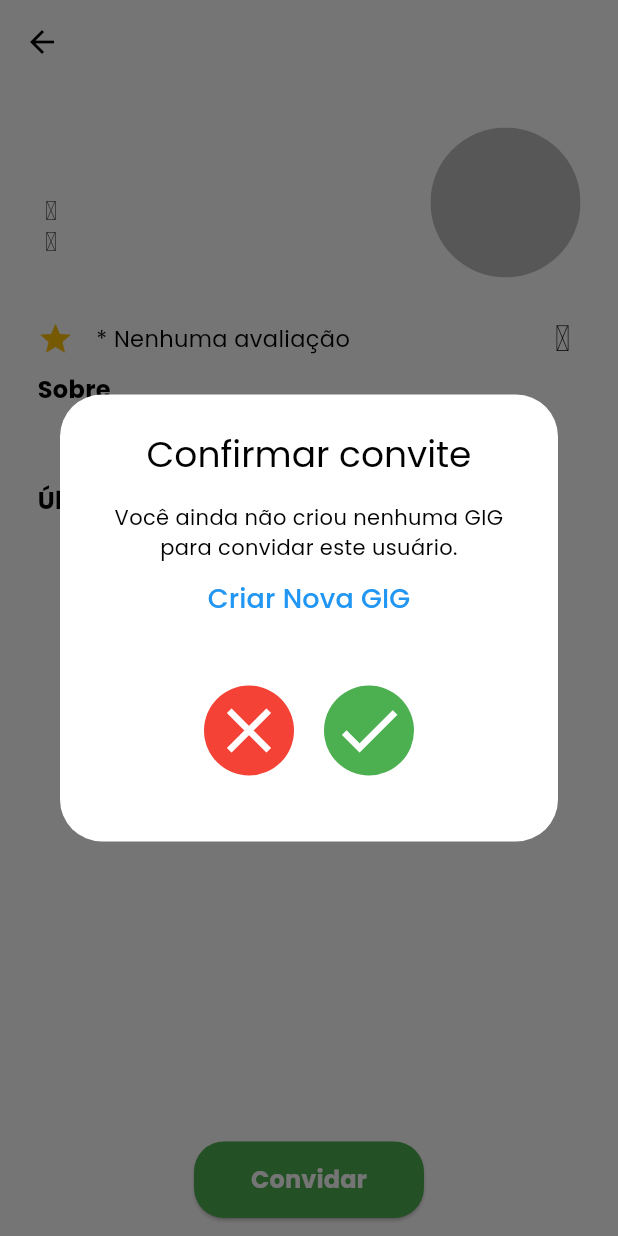
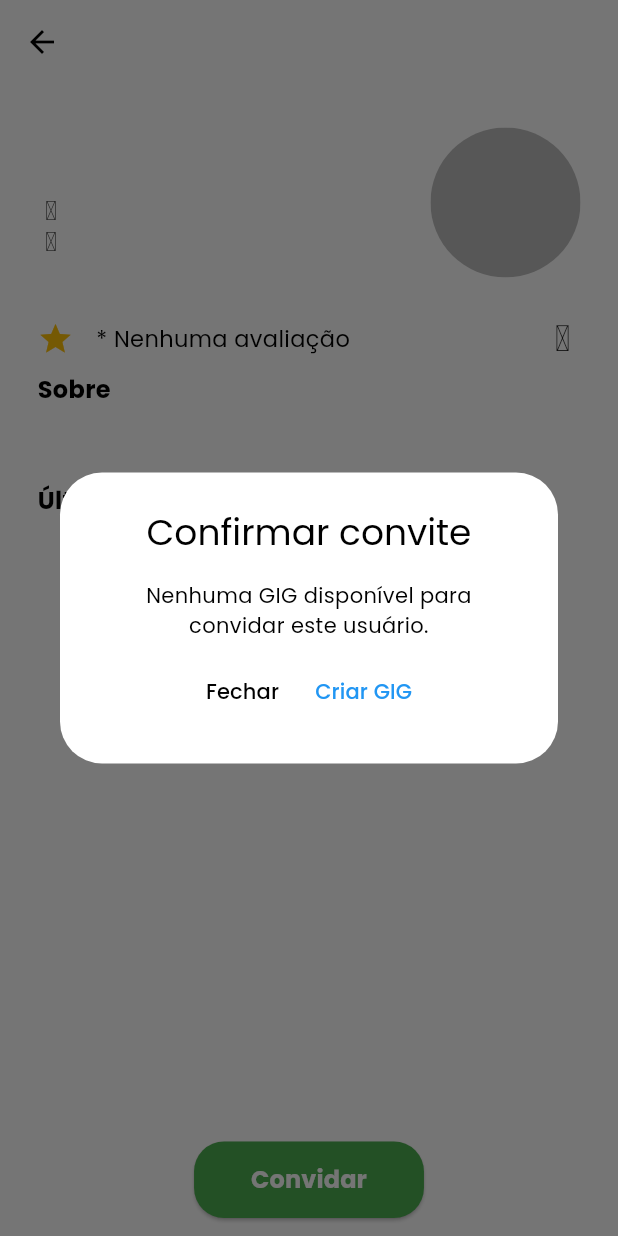
Before and after one commit to samirpegado/freegig_app, a Flutter app: the ProfileDetailsPage screen opened directly with empty values, after a tap on "Convidar", on a phone screen of 412 x 824 dp. Run offline on Flutter 3.47's test engine with Material 3 defaults, Android fonts, the phone set to English and light mode, and no system bars; our stand-ins replace cached_network_image, carousel_slider, cloud_firestore, datetime_picker_formfield_new, firebase_auth, firebase_core and 13 more; accounts and stored records are empty.

Commit message:
fix gig invitation actions

```diff
--- a/TODO.txt
+++ b/TODO.txt
@@ -1,2 +1,2 @@
-** Ajustar a funcao para deletar conta;
-** Termos de uso;
+** Ajustar envio de notificacoes para as mensagens de grupo
+** Ao excluir uma gig tbm excluir as notificaoes a respeito dela
--- a/lib/features/feature_0/widgets/gigs/createnewgigform.dart
+++ b/lib/features/feature_0/widgets/gigs/createnewgigform.dart
@@ -189,6 +189,11 @@ class _CreateNewGigState extends State<CreateNewGig> {
                       format: hourformat,
                       onShowPicker: (context, currentValue) async {
                         final timeInicio = await showTimePicker(
+                          builder: (context, child) => MediaQuery(
+                            data: MediaQuery.of(context)
+                                .copyWith(alwaysUse24HourFormat: true),
+                            child: child!,
+                          ),
                           context: context,
                           initialTime: TimeOfDay.fromDateTime(
                               currentValue ?? DateTime.now()),
--- a/lib/features/feature_1/widgets/musician_inviteconfirm.dart
+++ b/lib/features/feature_1/widgets/musician_inviteconfirm.dart
@@ -58,38 +58,20 @@ class _InviteConfirmState extends State<InviteConfirm> {
                     return Column(
                       children: [
                         _gigDataCount != 0
-                            ? Text(
+                            ? Column(
+                                children: [
+                                  Text(
                                     "Escolha a GIG à qual você deseja enviar o convite para ${widget.profile['publicName']}:",
                                     textAlign: TextAlign.center,
-                              )
-                            : Column(
-                                children: [
-                                  Text(
-                                    "Você ainda não criou nenhuma GIG para convidar este usuário.",
-                                    textAlign: TextAlign.center,
                                   ),
-                                  TextButton(
-                                    onPressed: () {
-                                      Navigator.of(context).pop();
-                                      showDialog(
-                                        context: context,
-                                        builder: (context) => Dialog.fullscreen(
-                                          backgroundColor: backgroundColor,
-                                          child: CreateNewGig(),
-                                        ),
-                                      );
-                                    },
-                                    child: Text(
-                                      'Criar Nova GIG',
-                                      style: TextStyle(fontSize: 18),
-                                    ),
-                                  ),
-                                ],
-                              ),
+
                                   SizedBox(height: 10),
+
+                                  /// cards de selecao de gigs
                                   Column(
                                     children: data.map<Widget>((gig) {
-                            bool isSelected = gig['gigUid'] == selectedGigUid;
+                                      bool isSelected =
+                                          gig['gigUid'] == selectedGigUid;
 
                                       return Column(
                                         children: [
@@ -97,9 +79,12 @@ class _InviteConfirmState extends State<InviteConfirm> {
                                             onTap: () {
                                               setState(() {
                                                 selectedGigUid = gig['gigUid'];
-                                      _categorys = gig['gigCategorys'];
-                                      _participants = gig['gigParticipants'];
-                                      _gigDescription = gig['gigDescription'];
+                                                _categorys =
+                                                    gig['gigCategorys'];
+                                                _participants =
+                                                    gig['gigParticipants'];
+                                                _gigDescription =
+                                                    gig['gigDescription'];
                                                 _gigCity = gig['gigLocale'];
                                                 _gigDate = gig['gigDate'];
                                               });
@@ -111,7 +96,9 @@ class _InviteConfirmState extends State<InviteConfirm> {
                                                       255, 188, 213, 233)
                                                   : null,
                                               child: ListTile(
-                                      title: Text(gig['gigDescription'] ?? ''),
+                                                title: Text(
+                                                    gig['gigDescription'] ??
+                                                        ''),
                                                 subtitle: Text(
                                                   '${gig['gigLocale']}, ${gig['gigDate']}',
                                                 ),
@@ -121,6 +108,123 @@ class _InviteConfirmState extends State<InviteConfirm> {
                                         ],
                                       );
                                     }).toList(),
+                                  ),
+
+                                  /// botoes
+                                  SizedBox(height: 20),
+                                  Row(
+                                    mainAxisAlignment: MainAxisAlignment.center,
+                                    children: [
+                                      InkWell(
+                                        onTap: () {
+                                          Navigator.of(context).pop();
+                                        },
+                                        child: Container(
+                                          padding: EdgeInsets.all(5),
+                                          decoration: BoxDecoration(
+                                              color: Colors.red,
+                                              borderRadius:
+                                                  BorderRadius.circular(100)),
+                                          child: Icon(
+                                            Icons.close,
+                                            size: 50,
+                                            color: Colors.white,
+                                          ),
+                                        ),
+                                      ),
+                                      SizedBox(width: 20),
+                                      InkWell(
+                                        onTap: () async {
+                                          if (selectedGigUid != '' &&
+                                              _categorys.contains(
+                                                  widget.profile['category']) &&
+                                              !_participants.contains(
+                                                  widget.profile['uid']) &&
+                                              _userProfileStatus == true) {
+                                            setState(() {
+                                              isLoading = true;
+                                            });
+                                            await NotificationService()
+                                                .sendInvitation(
+                                              recipientID:
+                                                  widget.profile['uid'],
+                                              gigCity: _gigCity,
+                                              gigDate: _gigDate,
+                                              gigDescription: _gigDescription,
+                                              gigUid: selectedGigUid,
+                                            );
+                                            Navigator.of(context).pop();
+                                          } else {
+                                            showDialog(
+                                                context: context,
+                                                builder: (context) =>
+                                                    _alertInviteWarnings());
+                                          }
+                                        },
+                                        child: Container(
+                                          padding: EdgeInsets.all(5),
+                                          decoration: BoxDecoration(
+                                              color: Colors.green,
+                                              borderRadius:
+                                                  BorderRadius.circular(100)),
+                                          child: isLoading
+                                              ? Padding(
+                                                  padding:
+                                                      const EdgeInsets.all(6.0),
+                                                  child:
+                                                      CircularProgressIndicator(
+                                                    color: Colors.white,
+                                                  ),
+                                                )
+                                              : Icon(
+                                                  Icons.check,
+                                                  size: 50,
+                                                  color: Colors.white,
+                                                ),
+                                        ),
+                                      ),
+                                    ],
+                                  )
+                                ],
+                              )
+                            : Column(
+                                children: [
+                                  Text(
+                                    "Nenhuma GIG disponível para convidar este usuário.",
+                                    textAlign: TextAlign.center,
+                                  ),
+                                  SizedBox(height: 10),
+                                  Row(
+                                    mainAxisAlignment: MainAxisAlignment.center,
+                                    children: [
+                                      TextButton(
+                                        onPressed: () {
+                                          Navigator.of(context).pop();
+                                        },
+                                        child: Text(
+                                          'Fechar',
+                                          style: TextStyle(color: Colors.black),
+                                        ),
+                                      ),
+                                      TextButton(
+                                        onPressed: () {
+                                          Navigator.of(context).pop();
+                                          showDialog(
+                                            context: context,
+                                            builder: (context) =>
+                                                Dialog.fullscreen(
+                                              backgroundColor: backgroundColor,
+                                              child: CreateNewGig(),
+                                            ),
+                                          );
+                                        },
+                                        child: Text(
+                                          'Criar GIG',
+                                        ),
+                                      ),
+                                    ],
+                                  ),
+                                ],
                               ),
                       ],
                     );
@@ -137,75 +241,6 @@ class _InviteConfirmState extends State<InviteConfirm> {
           ),
         ),
       ),
-      actions: [
-        Padding(
-            padding: const EdgeInsets.only(bottom: 20.0),
-            child: Row(
-              mainAxisAlignment: MainAxisAlignment.center,
-              children: [
-                InkWell(
-                  onTap: () {
-                    Navigator.of(context).pop();
-                  },
-                  child: Container(
-                    padding: EdgeInsets.all(5),
-                    decoration: BoxDecoration(
-                        color: Colors.red,
-                        borderRadius: BorderRadius.circular(100)),
-                    child: Icon(
-                      Icons.close,
-                      size: 50,
-                      color: Colors.white,
-                    ),
-                  ),
-                ),
-                SizedBox(width: 20),
-                InkWell(
-                  onTap: () async {
-                    if (selectedGigUid != '' &&
-                        _categorys.contains(widget.profile['category']) &&
-                        !_participants.contains(widget.profile['uid']) &&
-                        _userProfileStatus == true) {
-                      setState(() {
-                        isLoading = true;
-                      });
-                      await NotificationService().sendInvitation(
-                        recipientID: widget.profile['uid'],
-                        gigCity: _gigCity,
-                        gigDate: _gigDate,
-                        gigDescription: _gigDescription,
-                        gigUid: selectedGigUid,
-                      );
-                      Navigator.of(context).pop();
-                    } else {
-                      showDialog(
-                          context: context,
-                          builder: (context) => _alertInviteWarnings());
-                    }
-                  },
-                  child: Container(
-                    padding: EdgeInsets.all(5),
-                    decoration: BoxDecoration(
-                        color: Colors.green,
-                        borderRadius: BorderRadius.circular(100)),
-                    child: isLoading
-                        ? Padding(
-                            padding: const EdgeInsets.all(6.0),
-                            child: CircularProgressIndicator(
-                              color: Colors.white,
-                            ),
-                          )
-                        : Icon(
-                            Icons.check,
-                            size: 50,
-                            color: Colors.white,
-                          ),
-                  ),
-                ),
-              ],
-            ))
-      ],
-      actionsAlignment: MainAxisAlignment.center,
     );
   }
 
--- a/lib/main.dart
+++ b/lib/main.dart
@@ -38,6 +38,7 @@ class MyApp extends StatelessWidget {
       themeMode: ThemeMode.system,
       debugShowCheckedModeBanner: false,
       theme: ThemeData(
+        //useMaterial3: false,
         fontFamily: 'Poppins',
         colorScheme: ColorScheme.light(
           primary: Colors.blue,
```
Also changed, not shown: lib/common/widgets/terms_and_privacy.dart (added, +49 -0 lines), lib/features/authentication/widgets/google_signup_form.dart (+8 -0 lines), lib/features/authentication/widgets/signup_form.dart (+9 -1 lines). Lines whose indentation alone changed are shown as unchanged.
